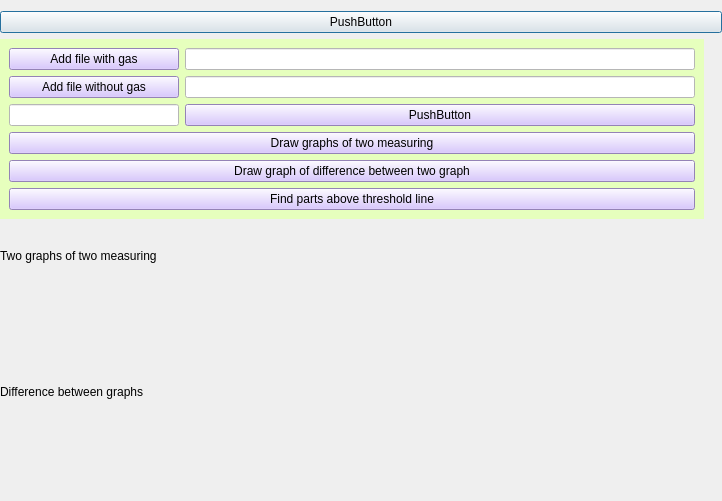
Above: gui.ui from Asquiret/Graphs before the change. Below: the same form after it.
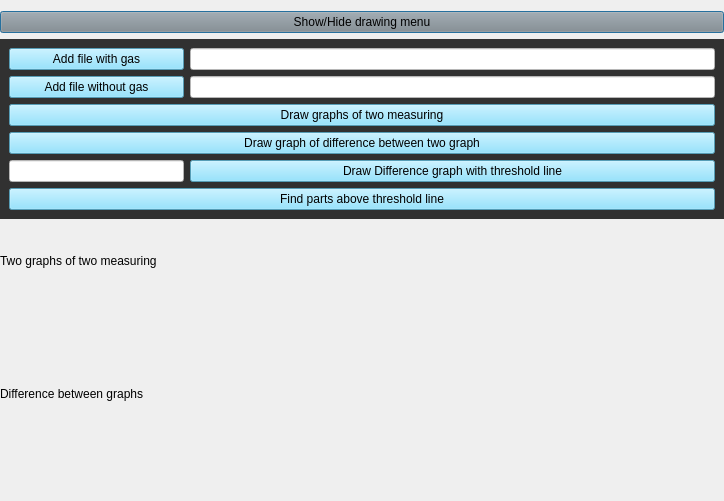
That is the form after the change.

Commit message: Редизайн, кнопки поменяли внешность и порядок, строка для ввода пути файла активна

The edit to the form file:
```diff
--- a/gui.ui
+++ b/gui.ui
@@ -6,7 +6,7 @@
    <rect>
     <x>0</x>
     <y>0</y>
-    <width>722</width>
+    <width>724</width>
     <height>501</height>
    </rect>
   </property>
@@ -16,9 +16,16 @@
   <property name="styleSheet">
    <string notr="true">QPushButton:hover{
 	background-color: #666;
+}
+
+QPushButton{
+	background-color: rgb(140, 140, 140);
 }</string>
   </property>
-  <layout class="QVBoxLayout" name="verticalLayout" stretch="0,0,0,0,0,0">
+  <property name="sizeGripEnabled">
+   <bool>false</bool>
+  </property>
+  <layout class="QVBoxLayout" name="verticalLayout" stretch="0,0,0,0,0,0,0">
    <property name="leftMargin">
     <number>0</number>
    </property>
@@ -27,14 +34,106 @@
    </property>
    <item>
     <widget class="QPushButton" name="pushButton">
+     <property name="styleSheet">
+      <string notr="true">QPushButton: {
+	color: rgb(255, 255, 255);
+	background-color: rgb(0, 0, 0);
+	
+}
+QPushButton:hover{
+	background-color: #666;
+}
+</string>
+     </property>
      <property name="text">
-      <string>PushButton</string>
+      <string>Show/Hide drawing menu</string>
      </property>
      <property name="checkable">
       <bool>true</bool>
      </property>
     </widget>
    </item>
+   <item>
+    <layout class="QVBoxLayout" name="verticalLayout_3">
+     <item>
+      <widget class="QWidget" name="widget" native="true">
+       <property name="tabletTracking">
+        <bool>false</bool>
+       </property>
+       <property name="styleSheet">
+        <string notr="true">QWidget{
+background-color: rgb(49, 49, 49);
+}
+QLineEdit{
+background-color: rgb(255, 255, 255);
+}
+QPushButton{
+background-color: rgb(121, 220, 255);
+}
+QPushButton:hover{	
+	background-color: rgb(219, 88, 255);
+}</string>
+       </property>
+       <layout class="QGridLayout" columnstretch="2,6">
+        <item row="4" column="0">
+         <widget class="QLineEdit" name="lineEdit_threshold"/>
+        </item>
+        <item row="1" column="0">
+         <widget class="QPushButton" name="add_without_gas">
+          <property name="text">
+           <string>Add file without gas</string>
+          </property>
+         </widget>
+        </item>
+        <item row="1" column="1">
+         <widget class="QLineEdit" name="lineEdit_add_without_gas"/>
+        </item>
+        <item row="0" column="1">
+         <widget class="QLineEdit" name="lineEdit_add_gas"/>
+        </item>
+        <item row="0" column="0">
+         <widget class="QPushButton" name="add_gas">
+          <property name="text">
+           <string>Add file with gas</string>
+          </property>
+         </widget>
+        </item>
+        <item row="4" column="1">
+         <widget class="QPushButton" name="pushButton_threshold">
+          <property name="text">
+           <string>Draw Difference graph with threshold line</string>
+          </property>
+         </widget>
+        </item>
+        <item row="9" column="0" colspan="2">
+         <widget class="QPushButton" name="absorbations">
+          <property name="text">
+           <string>Find parts above threshold line</string>
+          </property>
+         </widget>
+        </item>
+        <item row="2" column="0" colspan="2">
+         <widget class="QPushButton" name="draw_two_measuring">
+          <property name="styleSheet">
+           <string notr="true"/>
+          </property>
+          <property name="text">
+           <string>Draw graphs of two measuring</string>
+          </property>
+         </widget>
+        </item>
+        <item row="3" column="0" colspan="2">
+         <widget class="QPushButton" name="draw_difference">
+          <property name="text">
+           <string>Draw graph of difference between two graph</string>
+          </property>
+         </widget>
+        </item>
+       </layout>
+      </widget>
+     </item>
+    </layout>
+   </item>
    <item>
     <widget class="QWidget" name="widget_2" native="true">
      <property name="sizePolicy">
@@ -82,66 +181,6 @@
       <property name="bottomMargin">
        <number>0</number>
       </property>
-      <item>
-       <widget class="QWidget" name="widget" native="true">
-        <layout class="QGridLayout" name="gridLayout" columnstretch="2,6">
-         <item row="2" column="0">
-          <widget class="QLineEdit" name="lineEdit_threshold"/>
-         </item>
-         <item row="1" column="0">
-          <widget class="QPushButton" name="add_without_gas">
-           <property name="text">
-            <string>Add file without gas</string>
-           </property>
-          </widget>
-         </item>
-         <item row="1" column="1">
-          <widget class="QLineEdit" name="lineEdit_add_without_gas"/>
-         </item>
-         <item row="0" column="1">
-          <widget class="QLineEdit" name="lineEdit_add_gas"/>
-         </item>
-         <item row="0" column="0">
-          <widget class="QPushButton" name="add_gas">
-           <property name="styleSheet">
-            <string notr="true"/>
-           </property>
-           <property name="text">
-            <string>Add file with gas</string>
-           </property>
-          </widget>
-         </item>
-         <item row="4" column="0" colspan="2">
-          <widget class="QPushButton" name="draw_two_measuring">
-           <property name="text">
-            <string>Draw graphs of two measuring</string>
-           </property>
-          </widget>
-         </item>
-         <item row="5" column="0" colspan="2">
-          <widget class="QPushButton" name="draw_difference">
-           <property name="text">
-            <string>Draw graph of difference between two graph</string>
-           </property>
-          </widget>
-         </item>
-         <item row="2" column="1">
-          <widget class="QPushButton" name="pushButton_threshold">
-           <property name="text">
-            <string>PushButton</string>
-           </property>
-          </widget>
-         </item>
-         <item row="6" column="0" colspan="2">
-          <widget class="QPushButton" name="absorbations">
-           <property name="text">
-            <string>Find parts above threshold line</string>
-           </property>
-          </widget>
-         </item>
-        </layout>
-       </widget>
-      </item>
      </layout>
     </widget>
    </item>
```
Left out of the diff: 10 changed lines with no effect on the pictures. The commit also changes 1 other file.
